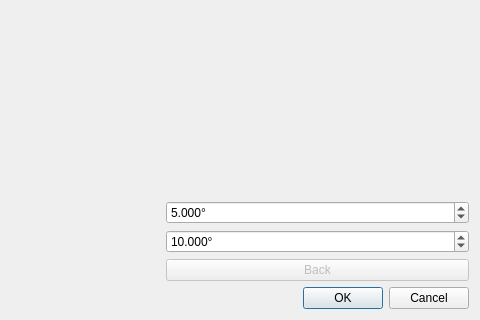
The window that hexrd/ui/resources/ui/line_picker_dialog.ui (HEXRD/hexrdgui) describes before a commit, drawn with Qt 5; both pictures show x 155 to 635 and y 369 to 689 of the 635 by 689 pixel window.
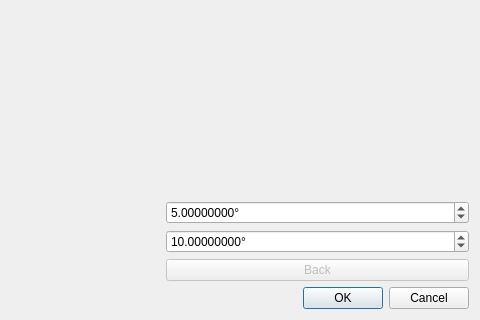
The same window after the commit. Custom widgets are drawn as their Qt base class.

Commit message:
Convert all to ScientificDoubleSpinBox
This converts all widgets that are QDoubleSpinBox to
ScientificDoubleSpinBox, except the ones inside the powder calibration
options, since they were already changed in a separate PR.

We should definitely do some testing to make sure these work...

```diff
--- a/hexrd/ui/resources/ui/line_picker_dialog.ui
+++ b/hexrd/ui/resources/ui/line_picker_dialog.ui
@@ -70,13 +70,13 @@
         <string>°</string>
        </property>
        <property name="decimals">
-        <number>3</number>
+        <number>8</number>
        </property>
        <property name="minimum">
-        <double>0.001000000000000</double>
+        <double>0.000001000000000</double>
        </property>
        <property name="maximum">
-        <double>360.000000000000000</double>
+        <double>10000.000000000000000</double>
        </property>
        <property name="singleStep">
         <double>0.200000000000000</double>
@@ -95,13 +95,13 @@
         <string>°</string>
        </property>
        <property name="decimals">
-        <number>3</number>
+        <number>8</number>
        </property>
        <property name="minimum">
-        <double>0.001000000000000</double>
+        <double>0.000001000000000</double>
        </property>
        <property name="maximum">
-        <double>1000.000000000000000</double>
+        <double>10000.000000000000000</double>
        </property>
        <property name="singleStep">
         <double>0.200000000000000</double>
@@ -144,6 +144,13 @@
    </item>
   </layout>
  </widget>
+ <customwidgets>
+  <customwidget>
+   <class>ScientificDoubleSpinBox</class>
+   <extends>QDoubleSpinBox</extends>
+   <header>scientificspinbox.h</header>
+  </customwidget>
+ </customwidgets>
  <tabstops>
   <tabstop>zoom_tth_width</tabstop>
   <tabstop>zoom_eta_width</tabstop>
```
Left out of the diff: 4 changed lines with no effect on the pictures. The commit also changes 10 other files.
